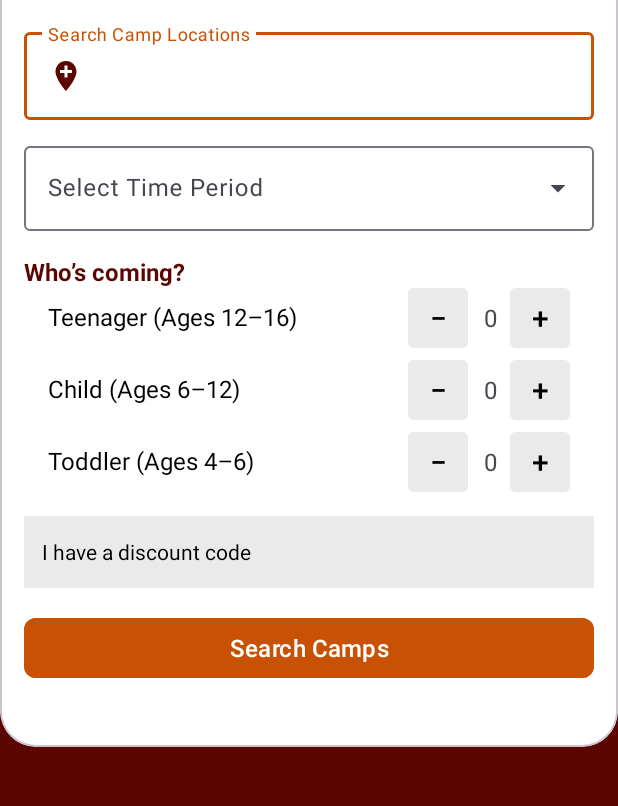
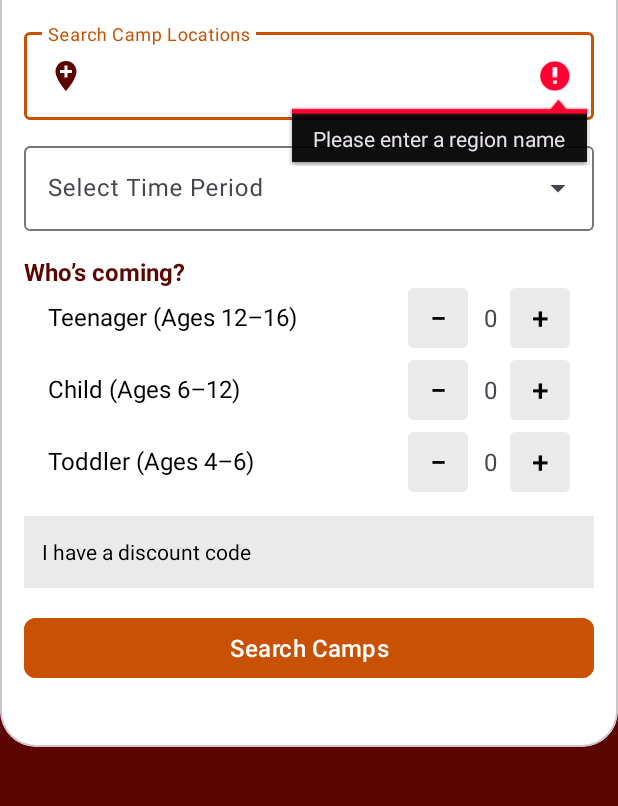
Before and after one commit to aravellalousta/CamperKids, an Android app: the screen it shows after launch (HomepageActivity), after a tap on "Search Camps", on a phone screen of 412 x 824 dp, the part 108-914 px from its top. Run offline under Robolectric (Android 15) with nearby library versions, the phone set to English and light mode, and no system bars; our stand-ins replace Room's generated code.

Commit message:
error handling

```diff
--- a/app/src/main/java/com/example/camperkids/HomepageActivity.java
+++ b/app/src/main/java/com/example/camperkids/HomepageActivity.java
@@ -27,6 +27,7 @@ public class HomepageActivity extends AppCompatActivity {
     private String selectedPeriod = null;
 
     private int teenCount, childCount, toddCount;
+    private int totalCount = 0;
     private String[] categories;
 
     @Override
@@ -83,14 +84,21 @@ public class HomepageActivity extends AppCompatActivity {
      * If the region is not found or keyword is empty, it shows a Toast.
      */
     private void searchFieldFunctionality() {
-
+        AutoCompleteTextView periodDropdown = findViewById(R.id.periodDropdown);
         TextInputEditText searchInput = findViewById(R.id.etLocation);
         Button searchButton = findViewById(R.id.btnSearch);
 
         searchButton.setOnClickListener(v -> {
+            totalCount = teenCount + childCount + toddCount;
             String keyword = String.valueOf(searchInput.getText());
             if (keyword.isEmpty()) {
-                Toast.makeText(this, "Please enter a region name", Toast.LENGTH_SHORT).show();
+                searchInput.setError("Please enter a region name");
+                return;
+            } else if (selectedPeriod == null){
+                periodDropdown.setError("Please select a time period");
+                return;
+            } else if (totalCount == 0){
+                Toast.makeText(this, "Please enter the amount of kids attending", Toast.LENGTH_SHORT).show();
                 return;
             }
 
```
